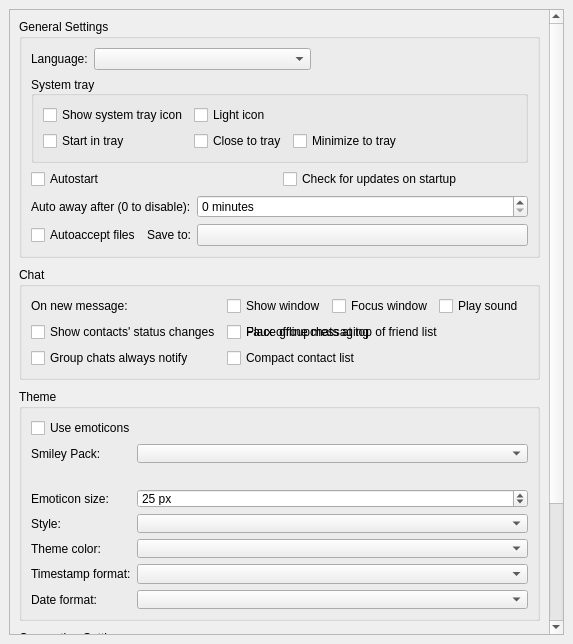
Old version of the form src/widget/form/settings/generalsettings.ui in the repository qTox/qTox.
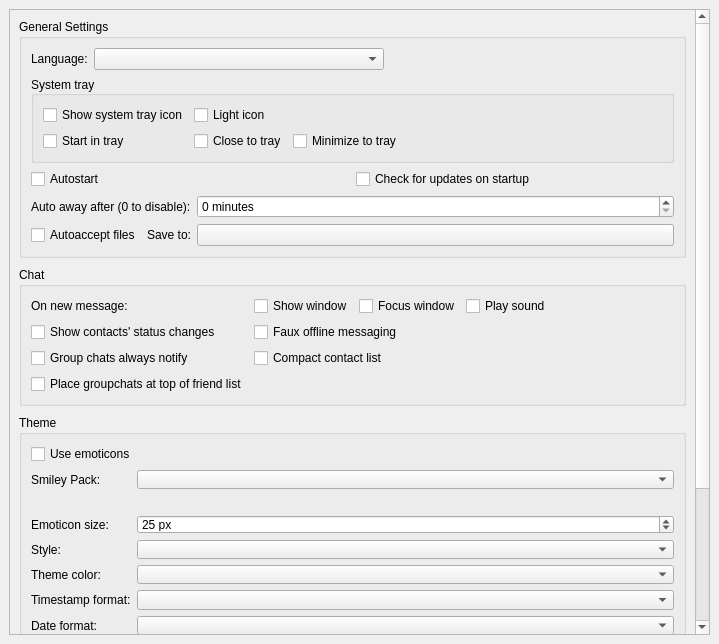
New version of the form.

Commit message: Minor adjustments Fixed tab ordering in general settings Made background of QCombobox QGroupbox to white as it fixes problems with non standard system theme visual indication for disabled widgets Style sheet changes

```diff
--- a/src/widget/form/settings/generalsettings.ui
+++ b/src/widget/form/settings/generalsettings.ui
@@ -6,7 +6,7 @@
    <rect>
     <x>0</x>
     <y>0</y>
-    <width>573</width>
+    <width>719</width>
     <height>644</height>
    </rect>
   </property>
@@ -38,9 +38,9 @@
       <property name="geometry">
        <rect>
         <x>0</x>
-        <y>-214</y>
-        <width>539</width>
-        <height>838</height>
+        <y>-229</y>
+        <width>702</width>
+        <height>837</height>
        </rect>
       </property>
       <layout class="QVBoxLayout" name="verticalLayout_4" stretch="0,0,0,1">
@@ -391,7 +391,7 @@
             </property>
            </widget>
           </item>
-          <item row="2" column="1">
+          <item row="4" column="0">
            <widget class="QCheckBox" name="cbGroupchatPosition">
             <property name="toolTip">
              <string comment="toolTip for groupchat positioning">If checked, groupchats will be placed at the top of the friends list, otherwise, they'll be placed below online friends.</string>
```
Left out of the diff: 47 changed lines with no effect on the pictures. The commit also changes 3 other files.
